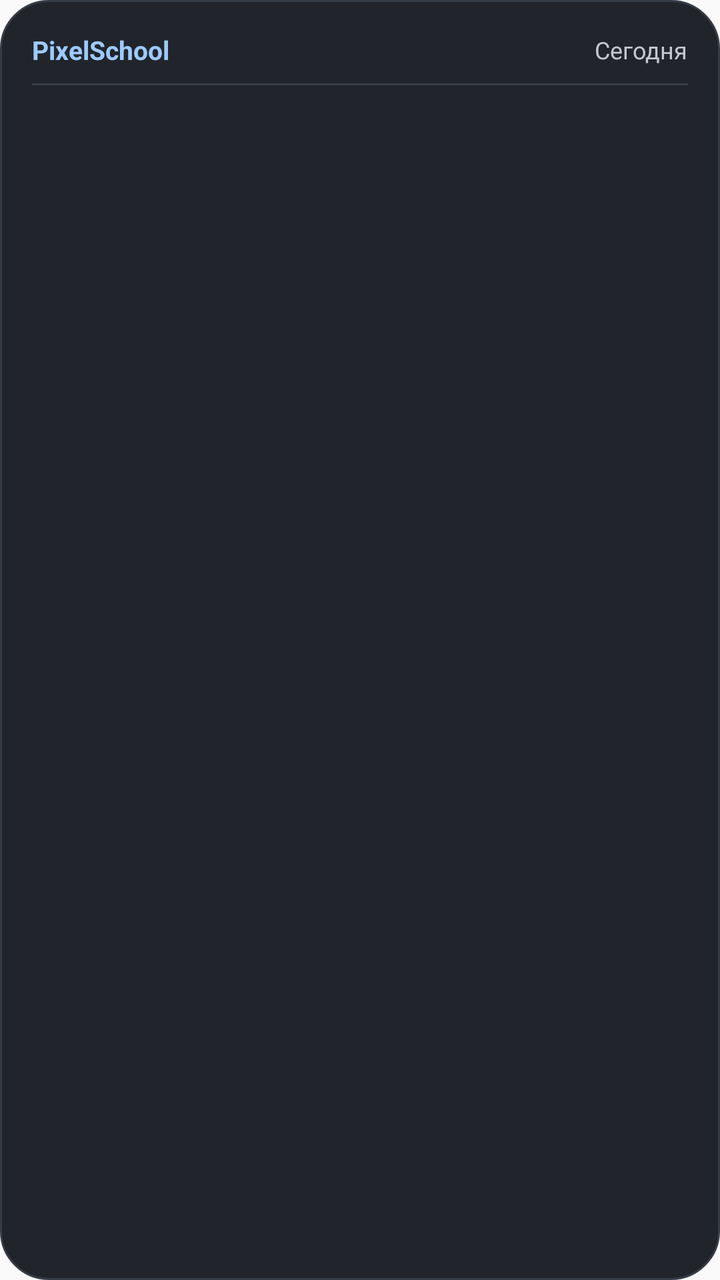
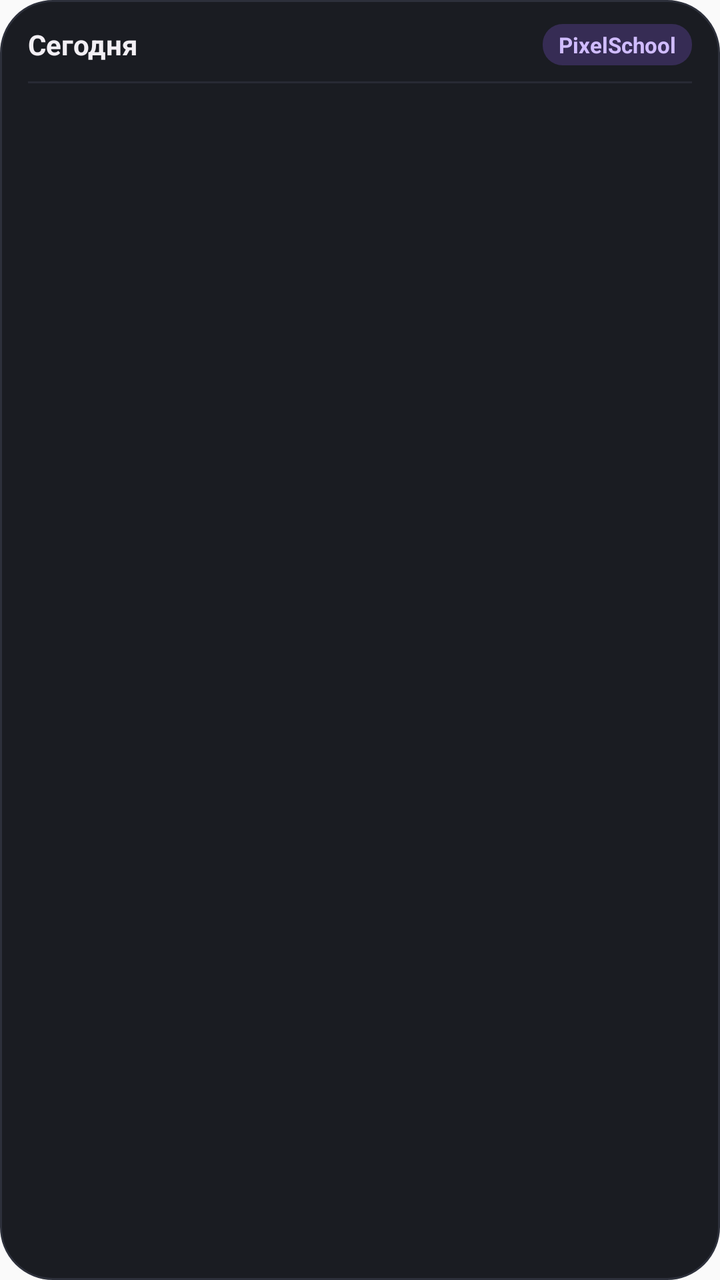

The first picture is an Android layout as it rendered before a commit; the second is the same layout after the commit. The layout source and the unified diff follow.
<!-- AndroidManifest.xml: application theme Theme.PixelSchool -->
<!-- res/layout/widget_schedule.xml -->
<?xml version="1.0" encoding="utf-8"?>
<LinearLayout xmlns:android="http://schemas.android.com/apk/res/android"
    android:id="@+id/widget_root"
    android:layout_width="match_parent"
    android:layout_height="match_parent"
    android:background="@drawable/widget_bg"
    android:orientation="vertical"
    android:padding="16dp">

    
    <LinearLayout
        android:layout_width="match_parent"
        android:layout_height="wrap_content"
        android:orientation="horizontal"
        android:gravity="center_vertical">

        <TextView
            android:id="@+id/widget_title"
            android:layout_width="0dp"
            android:layout_height="wrap_content"
            android:layout_weight="1"
            android:text="PixelSchool"
            android:textColor="#9ECAFF"
            android:textSize="13sp"
            android:textStyle="bold" />

        <TextView
            android:id="@+id/widget_day"
            android:layout_width="wrap_content"
            android:layout_height="wrap_content"
            android:text="Сегодня"
            android:textColor="#C4C6D0"
            android:textSize="12sp" />
    </LinearLayout>

    <ImageView
        android:layout_width="match_parent"
        android:layout_height="1dp"
        android:layout_marginTop="8dp"
        android:layout_marginBottom="8dp"
        android:background="#363C46" />

    
    <TextView
        android:id="@+id/widget_empty"
        android:layout_width="match_parent"
        android:layout_height="wrap_content"
        android:gravity="center"
        android:paddingTop="12dp"
        android:paddingBottom="12dp"
        android:text="Уроков на сегодня нет 🎉"
        android:textColor="#C4C6D0"
        android:textSize="13sp"
        android:visibility="gone" />

    
    <LinearLayout
        android:id="@+id/widget_lessons_container"
        android:layout_width="match_parent"
        android:layout_height="wrap_content"
        android:orientation="vertical">

        <TextView
            android:id="@+id/widget_lesson_1"
            android:layout_width="match_parent"
            android:layout_height="wrap_content"
            android:ellipsize="end"
            android:maxLines="1"
            android:textColor="#E1E2E8"
            android:textSize="13sp"
            android:paddingTop="2dp"
            android:paddingBottom="2dp"
            android:visibility="gone" />

        <TextView
            android:id="@+id/widget_lesson_2"
            android:layout_width="match_parent"
            android:layout_height="wrap_content"
            android:ellipsize="end"
            android:maxLines="1"
            android:textColor="#E1E2E8"
            android:textSize="13sp"
            android:paddingTop="2dp"
            android:paddingBottom="2dp"
            android:visibility="gone" />

        <TextView
            android:id="@+id/widget_lesson_3"
            android:layout_width="match_parent"
            android:layout_height="wrap_content"
            android:ellipsize="end"
            android:maxLines="1"
            android:textColor="#E1E2E8"
            android:textSize="13sp"
            android:paddingTop="2dp"
            android:paddingBottom="2dp"
            android:visibility="gone" />

        <TextView
            android:id="@+id/widget_lesson_4"
            android:layout_width="match_parent"
            android:layout_height="wrap_content"
            android:ellipsize="end"
            android:maxLines="1"
            android:textColor="#E1E2E8"
            android:textSize="13sp"
            android:paddingTop="2dp"
            android:paddingBottom="2dp"
            android:visibility="gone" />
    </LinearLayout>

</LinearLayout>
<!-- resources referenced by this layout -->
<resources>
  <!-- drawable widget_bg (drawable) -->
  <?xml version="1.0" encoding="utf-8"?>
  <shape xmlns:android="http://schemas.android.com/apk/res/android">
      <solid android:color="#21252B" />
      <corners android:radius="24dp" />
      <stroke android:width="1dp" android:color="#363C46" />
  </shape>
  <style name="Theme.PixelSchool" parent="android:Theme.Material.Light.NoActionBar">
          <item name="android:statusBarColor">@android:color/transparent</item>
          <item name="android:navigationBarColor">@android:color/transparent</item>
      </style>
</resources>

<!-- the commit's change to res/layout/widget_schedule.xml (unified diff, before → after) -->
@@ -5,7 +5,10 @@
     android:layout_height="match_parent"
     android:background="@drawable/widget_bg"
     android:orientation="vertical"
-    android:padding="16dp">
+    android:paddingLeft="14dp"
+    android:paddingTop="12dp"
+    android:paddingRight="14dp"
+    android:paddingBottom="12dp">
 
     
     <LinearLayout
@@ -14,42 +17,65 @@
         android:orientation="horizontal"
         android:gravity="center_vertical">
 
+        <LinearLayout
+            android:layout_width="0dp"
+            android:layout_height="wrap_content"
+            android:layout_weight="1"
+            android:orientation="horizontal"
+            android:gravity="center_vertical">
+
+            <TextView
+                android:id="@+id/widget_header_day"
+                android:layout_width="wrap_content"
+                android:layout_height="wrap_content"
+                android:text="Сегодня"
+                android:textColor="#F2EFF4"
+                android:textSize="14sp"
+                android:textStyle="bold" />
+
+            <TextView
+                android:id="@+id/widget_header_date"
+                android:layout_width="wrap_content"
+                android:layout_height="wrap_content"
+                android:layout_marginLeft="6dp"
+                android:text=""
+                android:textColor="#938F99"
+                android:textSize="12sp" />
+        </LinearLayout>
+
         <TextView
-            android:id="@+id/widget_title"
-            android:layout_width="0dp"
-            android:layout_height="wrap_content"
-            android:layout_weight="1"
+            android:id="@+id/widget_header_badge"
+            android:layout_width="wrap_content"
+            android:layout_height="wrap_content"
+            android:background="@drawable/widget_badge_bg"
             android:text="PixelSchool"
-            android:textColor="#9ECAFF"
-            android:textSize="13sp"
-            android:textStyle="bold" />
-
-        <TextView
-            android:id="@+id/widget_day"
-            android:layout_width="wrap_content"
-            android:layout_height="wrap_content"
-            android:text="Сегодня"
-            android:textColor="#C4C6D0"
-            android:textSize="12sp" />
+            android:textColor="#D0BCFF"
+            android:textSize="11sp"
+            android:textStyle="bold"
+            android:paddingLeft="8dp"
+            android:paddingTop="3dp"
+            android:paddingRight="8dp"
+            android:paddingBottom="3dp" />
     </LinearLayout>
 
+    
     <ImageView
         android:layout_width="match_parent"
         android:layout_height="1dp"
         android:layout_marginTop="8dp"
-        android:layout_marginBottom="8dp"
-        android:background="#363C46" />
+        android:layout_marginBottom="6dp"
+        android:background="#282A34" />
 
     
     <TextView
         android:id="@+id/widget_empty"
         android:layout_width="match_parent"
-        android:layout_height="wrap_content"
+        android:layout_height="match_parent"
         android:gravity="center"
-        android:paddingTop="12dp"
-        android:paddingBottom="12dp"
+        android:paddingTop="16dp"
+        android:paddingBottom="16dp"
         android:text="Уроков на сегодня нет 🎉"
-        android:textColor="#C4C6D0"
+        android:textColor="#938F99"
         android:textSize="13sp"
         android:visibility="gone" />
 
@@ -60,53 +86,288 @@
         android:layout_height="wrap_content"
         android:orientation="vertical">
 
+        
+        <LinearLayout
+            android:id="@+id/widget_row_1"
+            android:layout_width="match_parent"
+            android:layout_height="wrap_content"
+            android:orientation="horizontal"
+            android:gravity="center_vertical"
+            android:paddingTop="3dp"
+            android:paddingBottom="3dp"
+            android:visibility="gone">
+
+            <TextView
+                android:id="@+id/widget_time_1"
+                android:layout_width="wrap_content"
+                android:layout_height="wrap_content"
+                android:background="@drawable/widget_pill_bg"
+                android:text="1 • 08:30"
+                android:textColor="#D0BCFF"
+                android:textSize="10sp"
+                android:textStyle="bold"
+                android:paddingLeft="6dp"
+                android:paddingTop="2dp"
+                android:paddingRight="6dp"
+                android:paddingBottom="2dp" />
+
+            <TextView
+                android:id="@+id/widget_subject_1"
+                android:layout_width="0dp"
+                android:layout_height="wrap_content"
+                android:layout_weight="1"
+                android:layout_marginLeft="8dp"
+                android:layout_marginRight="6dp"
+                android:ellipsize="end"
+                android:maxLines="1"
+                android:text="Алгебра"
+                android:textColor="#F2EFF4"
+                android:textSize="12sp"
+                android:textStyle="bold" />
+
+            <TextView
+                android:id="@+id/widget_room_1"
+                android:layout_width="wrap_content"
+                android:layout_height="wrap_content"
+                android:background="@drawable/widget_room_badge_bg"
+                android:text="каб. 24"
+                android:textColor="#CAC4D0"
+                android:textSize="10sp"
+                android:paddingLeft="5dp"
+                android:paddingTop="1dp"
+                android:paddingRight="5dp"
+                android:paddingBottom="1dp"
+                android:visibility="gone" />
+        </LinearLayout>
+
+        
+        <LinearLayout
+            android:id="@+id/widget_row_2"
+            android:layout_width="match_parent"
+            android:layout_height="wrap_content"
+            android:orientation="horizontal"
+            android:gravity="center_vertical"
+            android:paddingTop="3dp"
+            android:paddingBottom="3dp"
+            android:visibility="gone">
+
+            <TextView
+                android:id="@+id/widget_time_2"
+                android:layout_width="wrap_content"
+                android:layout_height="wrap_content"
+                android:background="@drawable/widget_pill_bg"
+                android:text="2 • 09:25"
+                android:textColor="#D0BCFF"
+                android:textSize="10sp"
+                android:textStyle="bold"
+                android:paddingLeft="6dp"
+                android:paddingTop="2dp"
+                android:paddingRight="6dp"
+                android:paddingBottom="2dp" />
+
+            <TextView
+                android:id="@+id/widget_subject_2"
+                android:layout_width="0dp"
+                android:layout_height="wrap_content"
+                android:layout_weight="1"
+                android:layout_marginLeft="8dp"
+                android:layout_marginRight="6dp"
+                android:ellipsize="end"
+                android:maxLines="1"
+                android:text="Русский язык"
+                android:textColor="#F2EFF4"
+                android:textSize="12sp"
+                android:textStyle="bold" />
+
+            <TextView
+                android:id="@+id/widget_room_2"
+                android:layout_width="wrap_content"
+                android:layout_height="wrap_content"
+                android:background="@drawable/widget_room_badge_bg"
+                android:text="каб. 18"
+                android:textColor="#CAC4D0"
+                android:textSize="10sp"
+                android:paddingLeft="5dp"
+                android:paddingTop="1dp"
+                android:paddingRight="5dp"
+                android:paddingBottom="1dp"
+                android:visibility="gone" />
+        </LinearLayout>
+
+        
+        <LinearLayout
+            android:id="@+id/widget_row_3"
+            android:layout_width="match_parent"
+            android:layout_height="wrap_content"
+            android:orientation="horizontal"
+            android:gravity="center_vertical"
+            android:paddingTop="3dp"
+            android:paddingBottom="3dp"
+            android:visibility="gone">
+
+            <TextView
+                android:id="@+id/widget_time_3"
+                android:layout_width="wrap_content"
+                android:layout_height="wrap_content"
+                android:background="@drawable/widget_pill_bg"
+                android:text="3 • 10:30"
+                android:textColor="#D0BCFF"
+                android:textSize="10sp"
+                android:textStyle="bold"
+                android:paddingLeft="6dp"
+                android:paddingTop="2dp"
+                android:paddingRight="6dp"
+                android:paddingBottom="2dp" />
+
+            <TextView
+                android:id="@+id/widget_subject_3"
+                android:layout_width="0dp"
+                android:layout_height="wrap_content"
+                android:layout_weight="1"
+                android:layout_marginLeft="8dp"
+                android:layout_marginRight="6dp"
+                android:ellipsize="end"
+                android:maxLines="1"
+                android:text="Литература"
+                android:textColor="#F2EFF4"
+                android:textSize="12sp"
+                android:textStyle="bold" />
+
+            <TextView
+                android:id="@+id/widget_room_3"
+                android:layout_width="wrap_content"
+                android:layout_height="wrap_content"
+                android:background="@drawable/widget_room_badge_bg"
+                android:text="каб. 18"
+                android:textColor="#CAC4D0"
+                android:textSize="10sp"
+                android:paddingLeft="5dp"
+                android:paddingTop="1dp"
+                android:paddingRight="5dp"
+                android:paddingBottom="1dp"
+                android:visibility="gone" />
+        </LinearLayout>
+
+        
+        <LinearLayout
+            android:id="@+id/widget_row_4"
+            android:layout_width="match_parent"
+            android:layout_height="wrap_content"
+            android:orientation="horizontal"
+            android:gravity="center_vertical"
+            android:paddingTop="3dp"
+            android:paddingBottom="3dp"
+            android:visibility="gone">
+
+            <TextView
+                android:id="@+id/widget_time_4"
+                android:layout_width="wrap_content"
+                android:layout_height="wrap_content"
+                android:background="@drawable/widget_pill_bg"
+                android:text="4 • 11:35"
+                android:textColor="#D0BCFF"
+                android:textSize="10sp"
+                android:textStyle="bold"
+                android:paddingLeft="6dp"
+                android:paddingTop="2dp"
+                android:paddingRight="6dp"
+                android:paddingBottom="2dp" />
+
+            <TextView
+                android:id="@+id/widget_subject_4"
+                android:layout_width="0dp"
+                android:layout_height="wrap_content"
+                android:layout_weight="1"
+                android:layout_marginLeft="8dp"
+                android:layout_marginRight="6dp"
+                android:ellipsize="end"
+                android:maxLines="1"
+                android:text="Химия"
+                android:textColor="#F2EFF4"
+                android:textSize="12sp"
+                android:textStyle="bold" />
+
+            <TextView
+                android:id="@+id/widget_room_4"
+                android:layout_width="wrap_content"
+                android:layout_height="wrap_content"
+                android:background="@drawable/widget_room_badge_bg"
+                android:text="каб. 29"
+                android:textColor="#CAC4D0"
+                android:textSize="10sp"
+                android:paddingLeft="5dp"
+                android:paddingTop="1dp"
+                android:paddingRight="5dp"
+                android:paddingBottom="1dp"
+                android:visibility="gone" />
+        </LinearLayout>
+
+        
+        <LinearLayout
+            android:id="@+id/widget_row_5"
+            android:layout_width="match_parent"
+            android:layout_height="wrap_content"
+            android:orientation="horizontal"
+            android:gravity="center_vertical"
+            android:paddingTop="3dp"
+            android:paddingBottom="3dp"
+            android:visibility="gone">
+
+            <TextView
+                android:id="@+id/widget_time_5"
+                android:layout_width="wrap_content"
+                android:layout_height="wrap_content"
+                android:background="@drawable/widget_pill_bg"
+                android:text="5 • 12:40"
+                android:textColor="#D0BCFF"
+                android:textSize="10sp"
+                android:textStyle="bold"
+                android:paddingLeft="6dp"
+                android:paddingTop="2dp"
+                android:paddingRight="6dp"
+                android:paddingBottom="2dp" />
+
+            <TextView
+                android:id="@+id/widget_subject_5"
+                android:layout_width="0dp"
+                android:layout_height="wrap_content"
+                android:layout_weight="1"
+                android:layout_marginLeft="8dp"
+                android:layout_marginRight="6dp"
+                android:ellipsize="end"
+                android:maxLines="1"
+                android:text="История"
+                android:textColor="#F2EFF4"
+                android:textSize="12sp"
+                android:textStyle="bold" />
+
+            <TextView
+                android:id="@+id/widget_room_5"
+                android:layout_width="wrap_content"
+                android:layout_height="wrap_content"
+                android:background="@drawable/widget_room_badge_bg"
+                android:text="каб. 12"
+                android:textColor="#CAC4D0"
+                android:textSize="10sp"
+                android:paddingLeft="5dp"
+                android:paddingTop="1dp"
+                android:paddingRight="5dp"
+                android:paddingBottom="1dp"
+                android:visibility="gone" />
+        </LinearLayout>
+
+        
         <TextView
-            android:id="@+id/widget_lesson_1"
-            android:layout_width="match_parent"
-            android:layout_height="wrap_content"
-            android:ellipsize="end"
-            android:maxLines="1"
-            android:textColor="#E1E2E8"
-            android:textSize="13sp"
+            android:id="@+id/widget_more_lessons"
+            android:layout_width="match_parent"
+            android:layout_height="wrap_content"
+            android:gravity="center_horizontal"
             android:paddingTop="2dp"
-            android:paddingBottom="2dp"
+            android:text="+ ещё 2 урока"
+            android:textColor="#938F99"
+            android:textSize="10sp"
             android:visibility="gone" />
 
-        <TextView
-            android:id="@+id/widget_lesson_2"
-            android:layout_width="match_parent"
-            android:layout_height="wrap_content"
-            android:ellipsize="end"
-            android:maxLines="1"
-            android:textColor="#E1E2E8"
-            android:textSize="13sp"
-            android:paddingTop="2dp"
-            android:paddingBottom="2dp"
-            android:visibility="gone" />
-
-        <TextView
-            android:id="@+id/widget_lesson_3"
-            android:layout_width="match_parent"
-            android:layout_height="wrap_content"
-            android:ellipsize="end"
-            android:maxLines="1"
-            android:textColor="#E1E2E8"
-            android:textSize="13sp"
-            android:paddingTop="2dp"
-            android:paddingBottom="2dp"
-            android:visibility="gone" />
-
-        <TextView
-            android:id="@+id/widget_lesson_4"
-            android:layout_width="match_parent"
-            android:layout_height="wrap_content"
-            android:ellipsize="end"
-            android:maxLines="1"
-            android:textColor="#E1E2E8"
-            android:textSize="13sp"
-            android:paddingTop="2dp"
-            android:paddingBottom="2dp"
-            android:visibility="gone" />
     </LinearLayout>
 
 </LinearLayout>
<!-- resource entries referenced after the edit -->
@@ -1,11 +1,29 @@
 <!-- resources referenced by this layout -->
 <resources>
+  <!-- drawable widget_badge_bg (drawable) -->
+  <?xml version="1.0" encoding="utf-8"?>
+  <shape xmlns:android="http://schemas.android.com/apk/res/android">
+      <solid android:color="#362C54" />
+      <corners android:radius="10dp" />
+  </shape>
   <!-- drawable widget_bg (drawable) -->
   <?xml version="1.0" encoding="utf-8"?>
   <shape xmlns:android="http://schemas.android.com/apk/res/android">
-      <solid android:color="#21252B" />
-      <corners android:radius="24dp" />
-      <stroke android:width="1dp" android:color="#363C46" />
+      <solid android:color="#1A1C22" />
+      <corners android:radius="26dp" />
+      <stroke android:width="1dp" android:color="#2D303B" />
+  </shape>
+  <!-- drawable widget_pill_bg (drawable) -->
+  <?xml version="1.0" encoding="utf-8"?>
+  <shape xmlns:android="http://schemas.android.com/apk/res/android">
+      <solid android:color="#2B2D38" />
+      <corners android:radius="8dp" />
+  </shape>
+  <!-- drawable widget_room_badge_bg (drawable) -->
+  <?xml version="1.0" encoding="utf-8"?>
+  <shape xmlns:android="http://schemas.android.com/apk/res/android">
+      <solid android:color="#252732" />
+      <corners android:radius="6dp" />
   </shape>
   <style name="Theme.PixelSchool" parent="android:Theme.Material.Light.NoActionBar">
           <item name="android:statusBarColor">@android:color/transparent</item>
